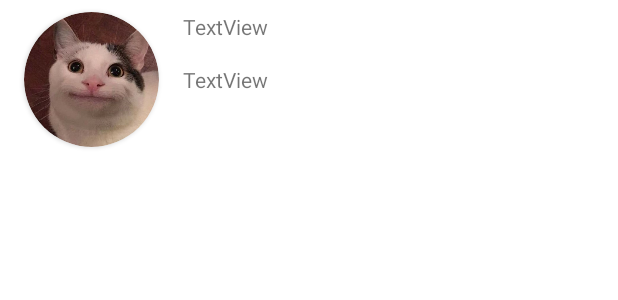
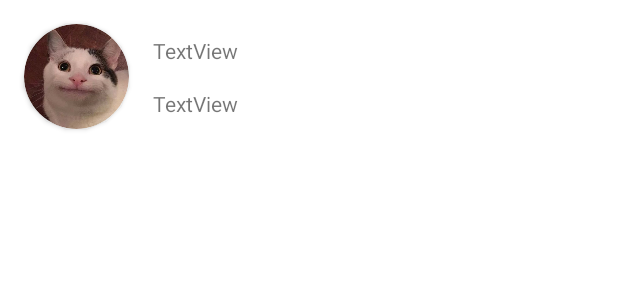
Before and after one commit to martamagui/UD5_02-RecyclerView, an Android app: the layout item_repository.xml on its own in the app's theme, with its tools: preview values and no code run, on a phone screen of 412 x 824 dp. Shown: the top 300 px of the screen. Run offline under Robolectric (Android 15) with nearby library versions, the phone set to English and light mode, and no system bars.

```diff
--- a/app/src/main/java/com/marta/ud5_02_recyclerview_martamolina/model/License.kt
+++ b/app/src/main/java/com/marta/ud5_02_recyclerview_martamolina/model/License.kt
@@ -6,7 +6,7 @@ data class License(
     @SerializedName("key")
     val licenseKey: String,
     @SerializedName("name")
-    val licenseName : String,
+    val licenseName : String ?,
     @SerializedName("spdx_id")
     val licenseSpdxId : String,
     @SerializedName("url")
--- a/app/src/main/java/com/marta/ud5_02_recyclerview_martamolina/model/Repositories.kt
+++ b/app/src/main/java/com/marta/ud5_02_recyclerview_martamolina/model/Repositories.kt
@@ -2,7 +2,7 @@ package com.marta.ud5_02_recyclerview_martamolina.model
 
 import com.google.gson.annotations.SerializedName
 
-data class Repositories(
+data class Repositories  (
     @SerializedName("repositories")
     val respositoriesGitHub : List<RepositoryResponse>
 )
--- a/app/src/main/java/com/marta/ud5_02_recyclerview_martamolina/model/RepositoryResponse.kt
+++ b/app/src/main/java/com/marta/ud5_02_recyclerview_martamolina/model/RepositoryResponse.kt
@@ -140,7 +140,7 @@ data class RepositoryResponse(
     @SerializedName("open_issues_count")
     val openIssuesCount: Int,
     @SerializedName("license")
-    val license: License,
+    val license: License?,
     @SerializedName("allow_forking")
     val allowForking: Boolean,
     @SerializedName("is_template")
--- a/app/src/main/res/layout/item_repository.xml
+++ b/app/src/main/res/layout/item_repository.xml
@@ -7,11 +7,11 @@
 
     <androidx.cardview.widget.CardView
         android:id="@+id/cardView"
-        android:layout_width="90dp"
-        android:layout_height="90dp"
+        android:layout_width="70dp"
+        android:layout_height="70dp"
         android:layout_marginStart="16dp"
-        android:layout_marginTop="8dp"
-        android:layout_marginBottom="8dp"
+        android:layout_marginTop="16dp"
+        android:layout_marginBottom="16dp"
         app:cardBackgroundColor="@color/white"
         app:cardCornerRadius="250dp"
         app:layout_constraintBottom_toBottomOf="parent"
@@ -39,19 +39,23 @@
 
     <TextView
         android:id="@+id/tv_rep_name"
-        android:layout_width="wrap_content"
+        android:layout_width="0dp"
         android:layout_height="wrap_content"
         android:layout_marginStart="16dp"
+        android:layout_marginTop="8dp"
+        android:layout_marginEnd="16dp"
         android:text="TextView"
+        app:layout_constraintEnd_toEndOf="parent"
         app:layout_constraintStart_toEndOf="@+id/cardView"
         app:layout_constraintTop_toTopOf="@+id/cardView" />
 
     <TextView
         android:id="@+id/tv_rep_description"
-        android:layout_width="wrap_content"
+        android:layout_width="0dp"
         android:layout_height="wrap_content"
         android:layout_marginTop="16dp"
         android:text="TextView"
+        app:layout_constraintEnd_toEndOf="@+id/tv_rep_name"
         app:layout_constraintStart_toStartOf="@+id/tv_rep_name"
         app:layout_constraintTop_toBottomOf="@+id/tv_rep_name" />
 </androidx.constraintlayout.widget.ConstraintLayout>
```
Also changed, not shown: app/src/main/java/com/marta/ud5_02_recyclerview_martamolina/MainActivity.kt (+3 -5 lines), app/src/main/java/com/marta/ud5_02_recyclerview_martamolina/model/Repository.kt (+5 -5 lines).
